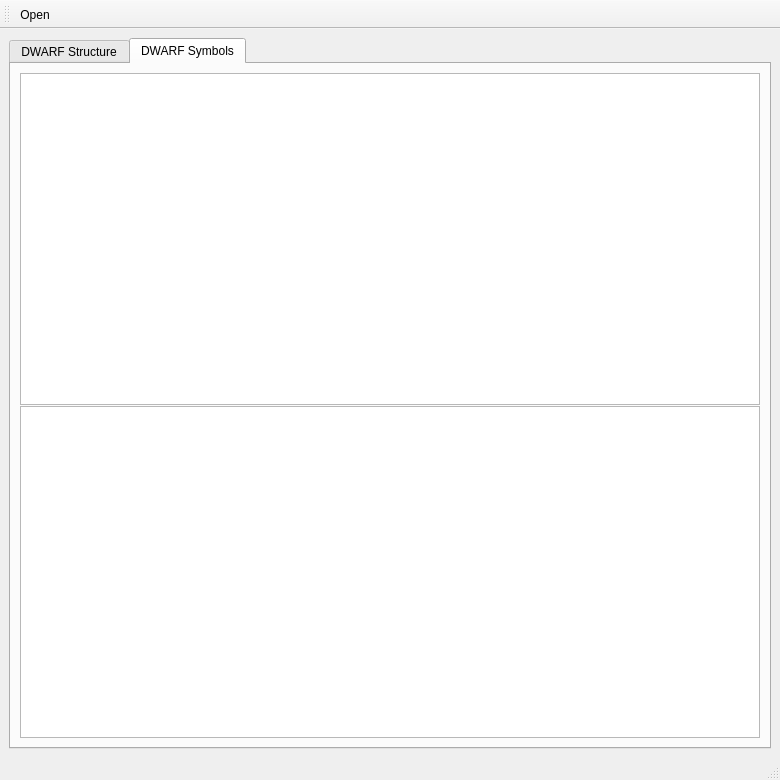
Qt form mainwindow.ui (deve-newbe/BinSeer) before a commit.
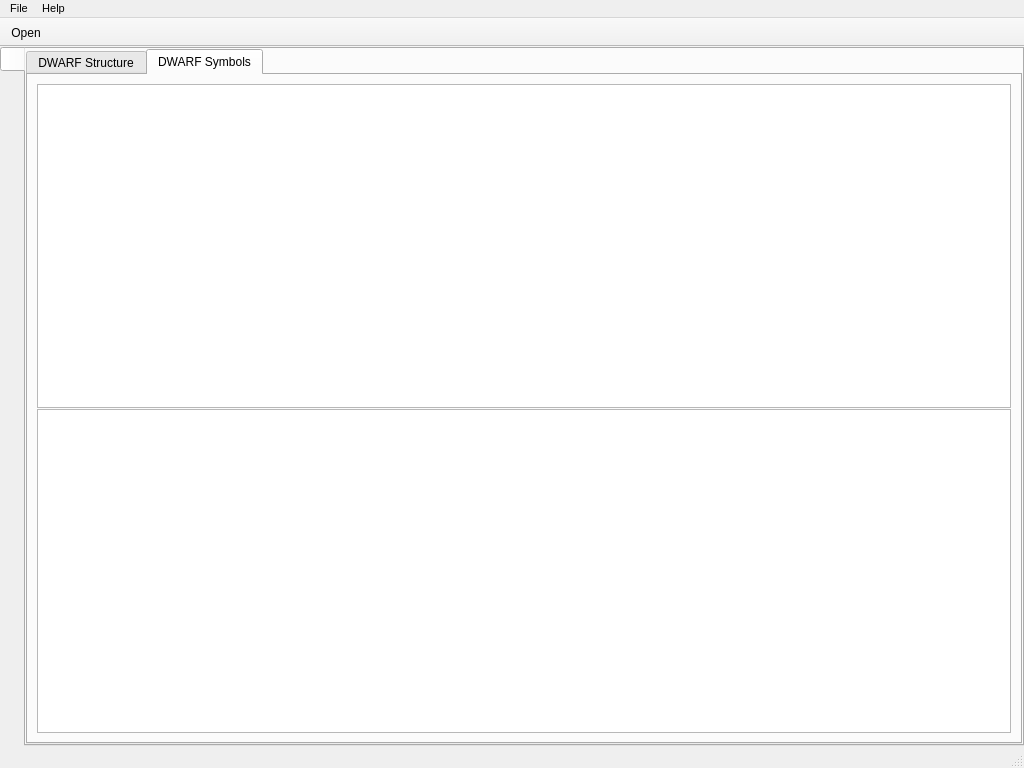
The same form after that commit. The open tabs and pages were chosen to show the change. Icons and pictures are not drawn.

What changed in the file:
```diff
--- a/mainwindow.ui
+++ b/mainwindow.ui
@@ -6,8 +6,8 @@
    <rect>
     <x>0</x>
     <y>0</y>
-    <width>780</width>
-    <height>780</height>
+    <width>1024</width>
+    <height>768</height>
    </rect>
   </property>
   <property name="windowTitle">
@@ -15,8 +15,48 @@
   </property>
   <widget class="QWidget" name="centralwidget">
    <layout class="QGridLayout" name="gridLayout">
+    <property name="leftMargin">
+     <number>0</number>
+    </property>
+    <property name="topMargin">
+     <number>0</number>
+    </property>
+    <property name="rightMargin">
+     <number>0</number>
+    </property>
+    <property name="bottomMargin">
+     <number>0</number>
+    </property>
+    <item row="0" column="0">
+     <widget class="QTabWidget" name="tabWidget_2">
+      <property name="tabPosition">
+       <enum>QTabWidget::TabPosition::West</enum>
+      </property>
+      <property name="currentIndex">
+       <number>0</number>
+      </property>
+      <widget class="QWidget" name="tab_3">
+       <attribute name="title">
+        <string/>
+       </attribute>
+       <layout class="QGridLayout" name="gridLayout_6">
+        <property name="leftMargin">
+         <number>0</number>
+        </property>
+        <property name="topMargin">
+         <number>0</number>
+        </property>
+        <property name="rightMargin">
+         <number>0</number>
+        </property>
+        <property name="bottomMargin">
+         <number>0</number>
+        </property>
     <item row="0" column="0">
      <widget class="QTabWidget" name="tabWidget">
+          <property name="tabPosition">
+           <enum>QTabWidget::TabPosition::North</enum>
+          </property>
       <property name="currentIndex">
        <number>0</number>
       </property>
@@ -89,21 +129,47 @@
     </item>
    </layout>
   </widget>
+     </widget>
+    </item>
+   </layout>
+  </widget>
   <widget class="QMenuBar" name="menubar">
    <property name="geometry">
     <rect>
      <x>0</x>
      <y>0</y>
-     <width>780</width>
+     <width>1024</width>
      <height>21</height>
     </rect>
    </property>
+   <property name="font">
+    <font>
+     <pointsize>8</pointsize>
+    </font>
+   </property>
+   <widget class="QMenu" name="menuHelp">
+    <property name="title">
+     <string>Help</string>
+    </property>
+    <addaction name="actionAbout"/>
+   </widget>
+   <widget class="QMenu" name="menuFile">
+    <property name="title">
+     <string>File</string>
+    </property>
+    <addaction name="actionOpen_2"/>
+   </widget>
+   <addaction name="menuFile"/>
+   <addaction name="menuHelp"/>
   </widget>
   <widget class="QStatusBar" name="statusbar"/>
   <widget class="QToolBar" name="toolBar">
    <property name="windowTitle">
     <string>toolBar</string>
    </property>
+   <property name="movable">
+    <bool>false</bool>
+   </property>
    <attribute name="toolBarArea">
     <enum>TopToolBarArea</enum>
    </attribute>
```
Left out of the diff: 15 changed lines with no effect on the pictures. Lines whose indentation alone changed are shown as unchanged.
